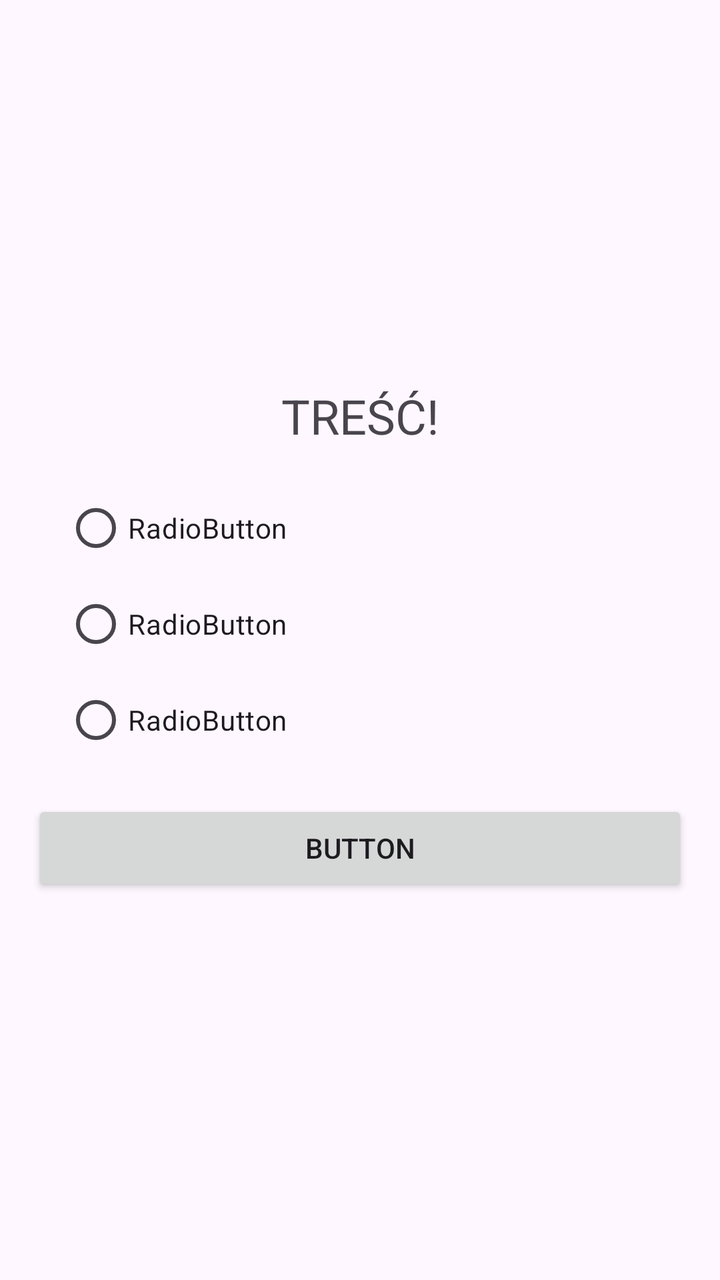
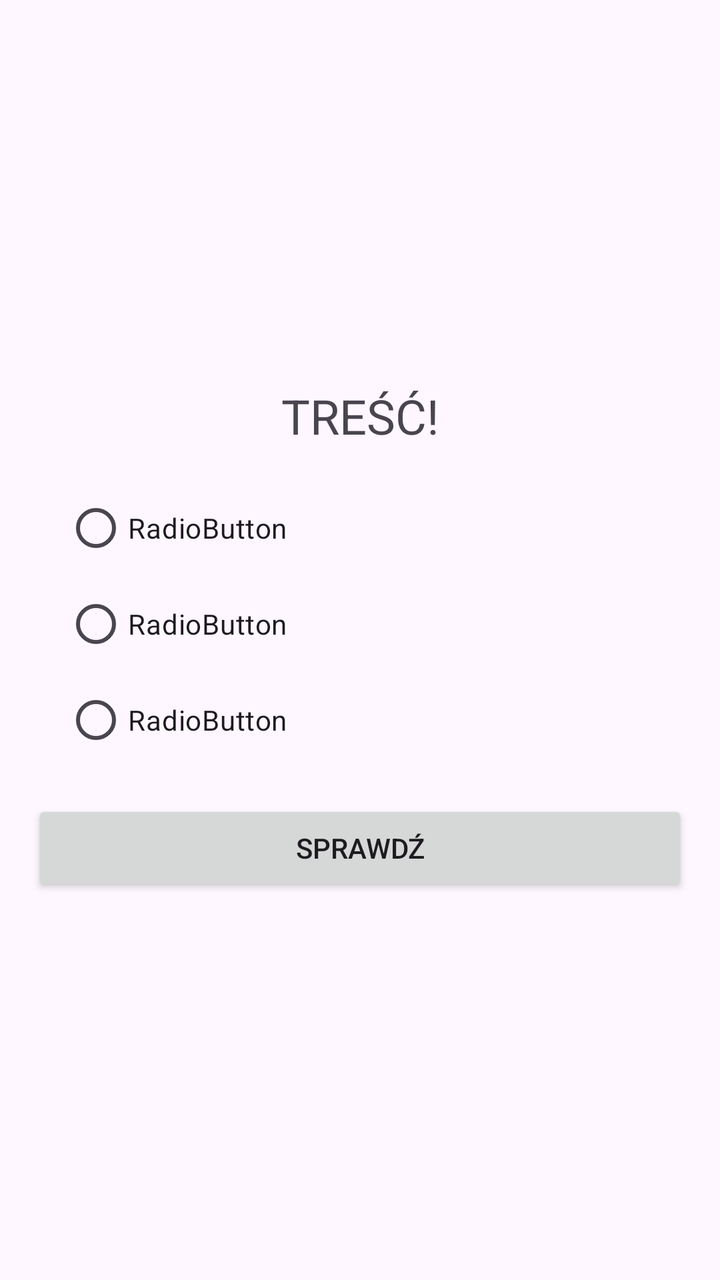

Two renders of the same Android screen: before a commit and after it. Below are the layout's source before the change and the commit's diff.
<!-- AndroidManifest.xml: application theme Theme.Retrofit -->
<!-- res/layout/activity_main.xml -->
<?xml version="1.0" encoding="utf-8"?>
<LinearLayout xmlns:android="http://schemas.android.com/apk/res/android"
    xmlns:app="http://schemas.android.com/apk/res-auto"
    xmlns:tools="http://schemas.android.com/tools"
    android:id="@+id/main"
    android:layout_width="match_parent"
    android:layout_height="match_parent"
    android:orientation="vertical"
    android:gravity="center"
    android:padding="16dp"
    tools:context=".MainActivity">

    <TextView
        android:id="@+id/trescPytania"
        android:layout_width="match_parent"
        android:layout_height="wrap_content"
        android:gravity="center"
        android:textSize="24sp"
        android:text="TREŚĆ!" />

    <RadioGroup
        android:id="@+id/radioGroup"
        android:layout_margin="16dp"
        android:layout_width="match_parent"
        android:layout_height="wrap_content" >

        <RadioButton
            android:id="@+id/radioButton"
            android:layout_width="match_parent"
            android:layout_height="wrap_content"
            android:text="RadioButton" />

        <RadioButton
            android:id="@+id/radioButton2"
            android:layout_width="match_parent"
            android:layout_height="wrap_content"
            android:text="RadioButton" />

        <RadioButton
            android:id="@+id/radioButton3"
            android:layout_width="match_parent"
            android:layout_height="wrap_content"
            android:text="RadioButton" />

    </RadioGroup>

    <Button
        android:id="@+id/button"
        android:layout_width="match_parent"
        android:layout_height="wrap_content"
        android:text="Button" />

</LinearLayout>
<!-- resources referenced by this layout -->
<resources>
  <style name="Theme.Retrofit" parent="Base.Theme.Retrofit" />
  <style name="Base.Theme.Retrofit" parent="Theme.Material3.DayNight.NoActionBar">
          
          
      </style>
</resources>

<!-- the commit's change to res/layout/activity_main.xml (unified diff, before → after) -->
@@ -48,6 +48,6 @@
         android:id="@+id/button"
         android:layout_width="match_parent"
         android:layout_height="wrap_content"
-        android:text="Button" />
+        android:text="Sprawdź" />
 
 </LinearLayout>
